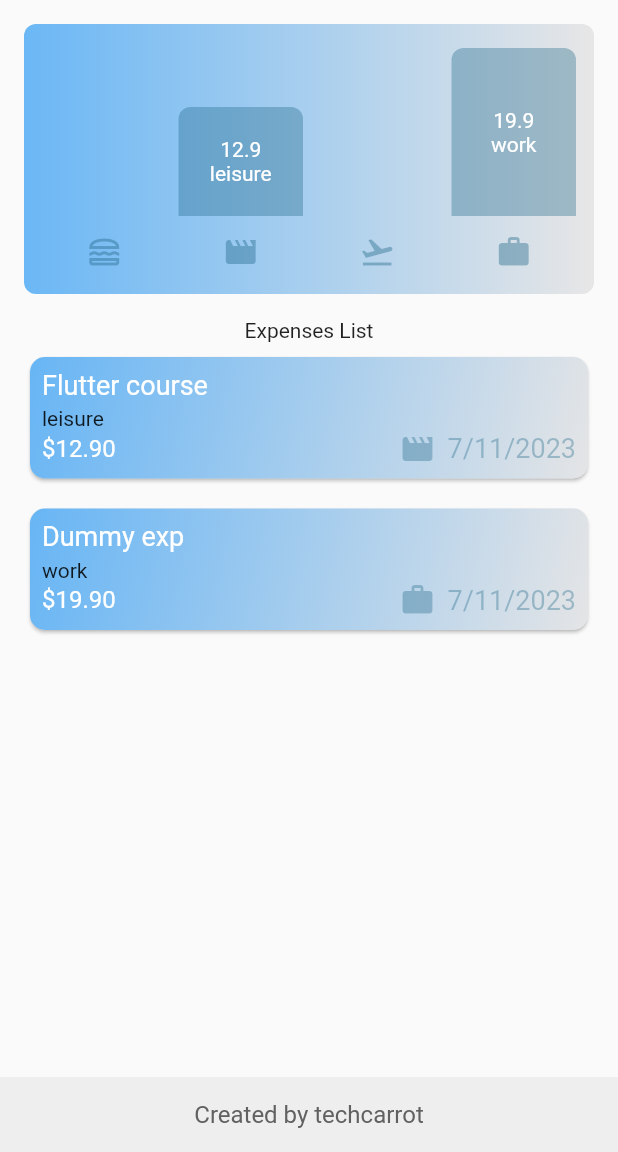
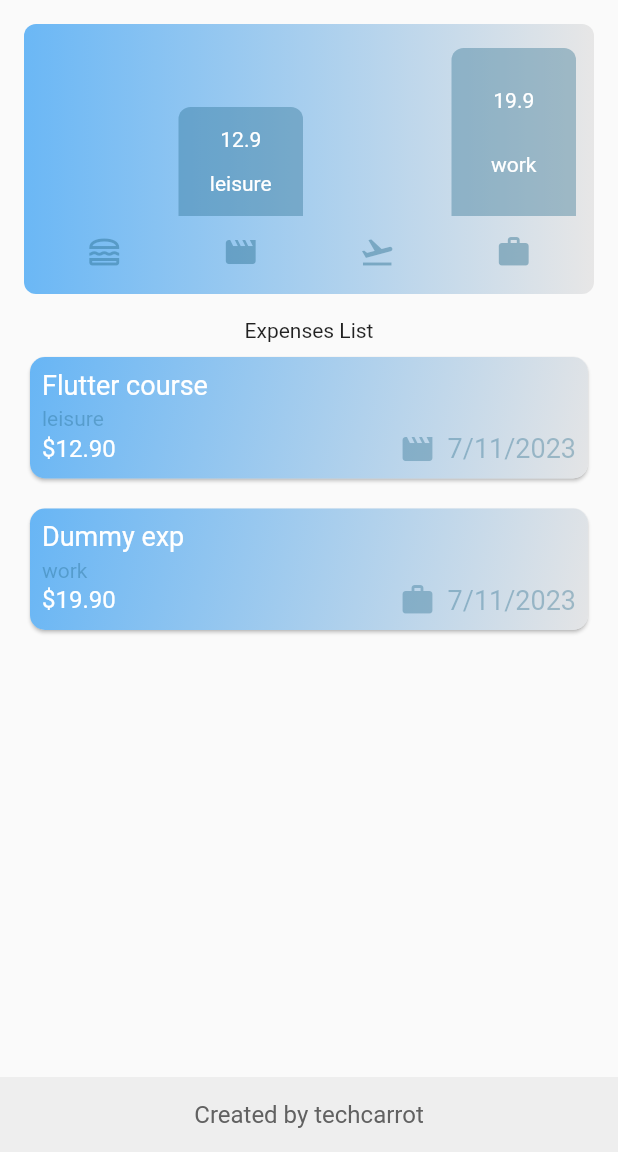
Before and after one commit to DmitrySergienko/expenses_tracker, a Flutter app: the screen it shows after launch, on a phone screen of 412 x 824 dp, the part 84-1236 px from its top. Run offline on Flutter 3.47's test engine with Material 2 defaults, Android fonts, the phone set to English and light mode, and no system bars.

Commit message:
small upd

```diff
--- a/lib/widgets/chart/chart_bar.dart
+++ b/lib/widgets/chart/chart_bar.dart
@@ -35,11 +35,20 @@ class ChartBar extends StatelessWidget {
               ),
               child: Center(
                 child: Column(
-                  mainAxisAlignment: MainAxisAlignment.center,
-                  children: [
-                  Text(labelValue, style: TextStyle(color: Colors.white)),
-                  Text(categoryName, style: TextStyle(color: Colors.white)),
-                ]),
+                    mainAxisAlignment: MainAxisAlignment.center,
+                    children: [
+                      const Spacer(),
+                      Text(labelValue, style: TextStyle(color: Colors.white)),
+                      const Spacer(),
+                      Row(
+                        mainAxisAlignment: MainAxisAlignment.center,
+                        children: [
+                          Text(categoryName,
+                              style: const TextStyle(color: Colors.white)),
+                        ],
+                      ),
+                      const Spacer(),
+                    ]),
               ),
             ),
           ),
--- a/lib/widgets/expenses_list.dart/expense_item.dart
+++ b/lib/widgets/expenses_list.dart/expense_item.dart
@@ -39,7 +39,13 @@ class ExpenseItem extends StatelessWidget {
 
               const SizedBox(height: 4),
 
-              Text(expense.categoty.name),
+              Text(expense.categoty.name, style: TextStyle(
+                          color: isDarkMode
+                           ? Theme.of(context).colorScheme.primary
+                          : Theme.of(context)
+                                .colorScheme
+                                .primary
+                                .withOpacity(0.35),)),
 
               Row(
                 children: [
```
